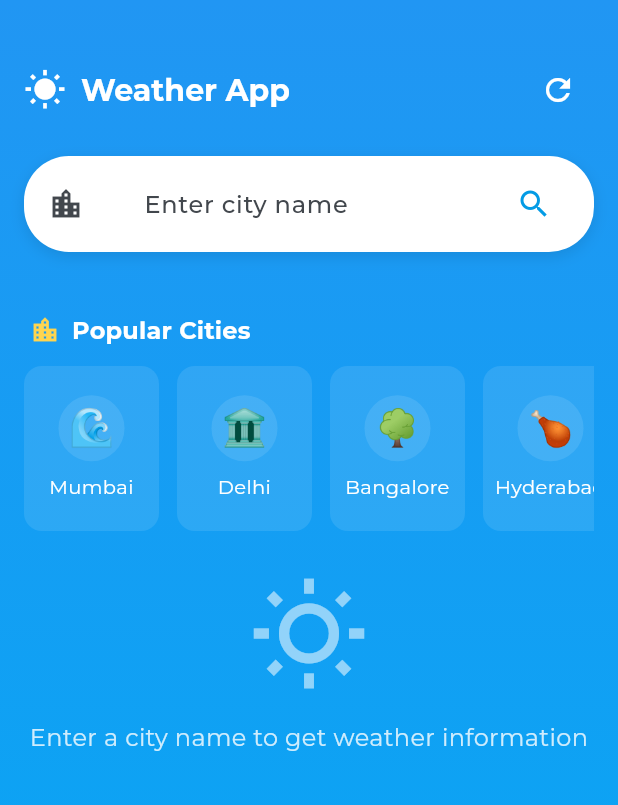
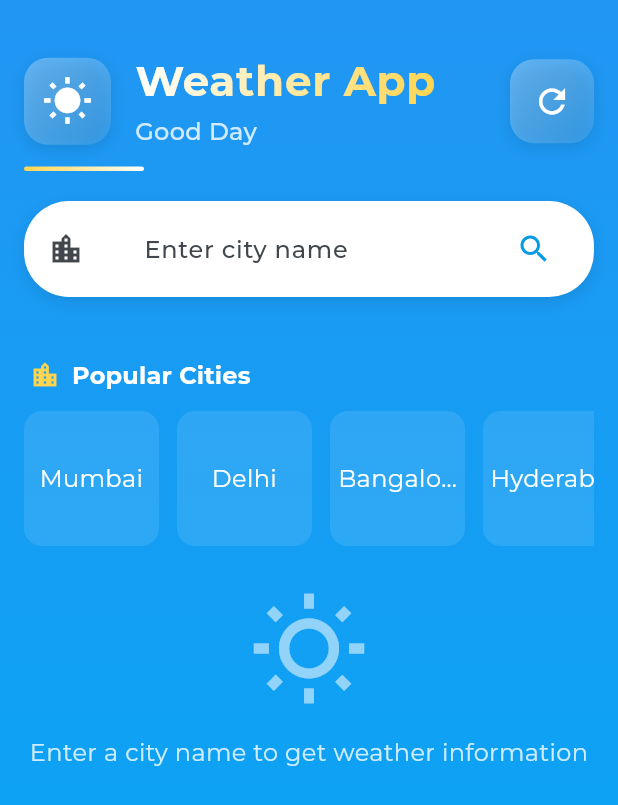
Before and after one commit to Naveenm1907/WeatherApp, a Flutter app: the screen it shows after launch, on a phone screen of 412 x 824 dp. Shown: the top 805 px of the screen. Run offline on Flutter 3.47's test engine with Material 3 defaults, Android fonts, the phone set to English and light mode, and no system bars; our stand-ins replace flutter_dotenv, google_fonts, shared_preferences.

Commit message:
ui updates

```diff
--- a/lib/src/config/env_config.dart
+++ b/lib/src/config/env_config.dart
@@ -1,11 +1,31 @@
+import 'package:flutter/foundation.dart';
 import 'package:flutter_dotenv/flutter_dotenv.dart';
 
 class EnvConfig {
+  // This is a placeholder API key for development purposes only
+  // In production, always use environment variables or secure storage
+  static const String _devApiKey = ''; // Add your dev API key here for testing
+
   static String get openWeatherApiKey {
-    return dotenv.env['OPENWEATHER_API_KEY'] ?? '';
+    final key = dotenv.env['OPENWEATHER_API_KEY'] ?? '';
+    if (key.isEmpty) {
+      debugPrint('WARNING: OpenWeather API key not found in .env file');
+      // Only use dev key in debug mode, never in production
+      return kDebugMode ? _devApiKey : '';
+    }
+    return key;
   }
 
   static Future<void> load() async {
-    await dotenv.load();
+    try {
+      await dotenv.load(fileName: '.env');
+      debugPrint('Environment configuration loaded successfully');
+    } catch (e) {
+      debugPrint('Failed to load .env file: $e');
+      // Continue without .env file in debug mode
+      if (!kDebugMode) {
+        throw Exception('Failed to load environment configuration');
+      }
+    }
   }
 }
--- a/lib/src/screens/home_screen.dart
+++ b/lib/src/screens/home_screen.dart
@@ -222,10 +222,10 @@ class _HomeScreenState extends State<HomeScreen> {
     final isDesktop = size.width > 800;
     LinearGradient backgroundGradient;
     if (_weather != null) {
-      final condition = _weather!.cond.toLowerCase();
-      if (condition.contains('rain') || condition.contains('drizzle') || condition.contains('thunderstorm')) {
+      final cond = _weather!.cond.toLowerCase();
+      if (cond.contains('rain') || cond.contains('drizzle') || cond.contains('thunderstorm')) {
         backgroundGradient = AppTheme.rainyGradient;
-      } else if (condition.contains('cloud') || condition.contains('mist') || condition.contains('fog')) {
+      } else if (cond.contains('cloud') || cond.contains('mist') || cond.contains('fog')) {
         backgroundGradient = AppTheme.cloudyGradient;
       } else {
         backgroundGradient = _isNight ? AppTheme.clearNightGradient : AppTheme.clearDayGradient;
@@ -503,32 +503,119 @@ class _HomeScreenState extends State<HomeScreen> {
   Widget _buildHeader() {
     final accentColor = AppTheme.accentLight;
 
-    return Row(
+    return Column(
+      crossAxisAlignment: CrossAxisAlignment.start,
+      children: [
+        Row(
           mainAxisAlignment: MainAxisAlignment.spaceBetween,
           children: [
             Row(
               children: [
-            Icon(
+                Container(
+                  padding: const EdgeInsets.all(12),
+                  decoration: BoxDecoration(
+                    gradient: LinearGradient(
+                      begin: Alignment.topLeft,
+                      end: Alignment.bottomRight,
+                      colors: [
+                        Colors.white.withOpacity(0.3),
+                        Colors.white.withOpacity(0.1),
+                      ],
+                    ),
+                    borderRadius: BorderRadius.circular(16),
+                    boxShadow: [
+                      BoxShadow(
+                        color: Colors.black.withOpacity(0.1),
+                        blurRadius: 8,
+                        offset: const Offset(0, 3),
+                      ),
+                    ],
+                  ),
+                  child: Icon(
                     _isNight ? Icons.nightlight_round : Icons.wb_sunny,
                     color: Colors.white,
-              size: 28,
+                    size: 34,
                   ),
-            const SizedBox(width: 10),
-            Text(
+                ),
+                const SizedBox(width: 16),
+                Column(
+                  crossAxisAlignment: CrossAxisAlignment.start,
+                  children: [
+                    ShaderMask(
+                      shaderCallback: (bounds) => LinearGradient(
+                        colors: [
+                          Colors.white,
+                          accentColor,
+                        ],
+                        begin: Alignment.topLeft,
+                        end: Alignment.bottomRight,
+                      ).createShader(bounds),
+                      child: Text(
                         'Weather App',
                         style: Theme.of(context).textTheme.headlineMedium?.copyWith(
                           color: Colors.white,
                           fontWeight: FontWeight.bold,
+                          letterSpacing: 0.5,
+                          fontSize: 28,
+                        ),
+                      ),
+                    ),
+                    const SizedBox(height: 4),
+                    Text(
+                      _isNight ? 'Good Evening' : 'Good Day',
+                      style: TextStyle(
+                        color: Colors.white.withOpacity(0.8),
+                        fontSize: 16,
+                        fontWeight: FontWeight.w500,
                       ),
                     ),
                   ],
                 ),
-        IconButton(
+              ],
+            ),
+            Container(
+              padding: const EdgeInsets.all(4),
+              decoration: BoxDecoration(
+                gradient: LinearGradient(
+                  begin: Alignment.topLeft,
+                  end: Alignment.bottomRight,
+                  colors: [
+                    Colors.white.withOpacity(0.3),
+                    Colors.white.withOpacity(0.1),
+                  ],
+                ),
+                borderRadius: BorderRadius.circular(16),
+                boxShadow: [
+                  BoxShadow(
+                    color: Colors.black.withOpacity(0.1),
+                    blurRadius: 8,
+                    offset: const Offset(0, 3),
+                  ),
+                ],
+              ),
+              child: IconButton(
                 icon: const Icon(Icons.refresh),
                 color: Colors.white,
+                iconSize: 26,
                 onPressed: () {
                   _refreshKey.currentState?.show();
                 },
+              ),
+            ),
+          ],
+        ),
+        const SizedBox(height: 12),
+        Container(
+          height: 3,
+          width: 80,
+          decoration: BoxDecoration(
+            gradient: LinearGradient(
+              colors: [accentColor, Colors.white],
+              begin: Alignment.centerLeft,
+              end: Alignment.centerRight,
+            ),
+            borderRadius: BorderRadius.circular(3),
+          ),
         ),
       ],
     );
--- a/lib/src/widgets/city_suggestions.dart
+++ b/lib/src/widgets/city_suggestions.dart
@@ -17,14 +17,14 @@ class CityChips extends StatefulWidget {
 class _CityChipsState extends State<CityChips> {
   int _selectedIndex = -1;
   static const List<Map<String, dynamic>> cities = [
-    {'name': 'Mumbai', 'emoji': '🌊', 'query': 'Mumbai', 'color': Color(0xFF039BE5)},
-    {'name': 'Delhi', 'emoji': '🏛️', 'query': 'Delhi', 'color': Color(0xFF1976D2)},
-    {'name': 'Bangalore', 'emoji': '🌳', 'query': 'Bangalore', 'color': Color(0xFF43A047)},
-    {'name': 'Hyderabad', 'emoji': '🍗', 'query': 'Hyderabad', 'color': Color(0xFF7B1FA2)},
-    {'name': 'Chennai', 'emoji': '🌊', 'query': 'Chennai', 'color': Color(0xFF0288D1)},
-    {'name': 'Kolkata', 'emoji': '🌉', 'query': 'Kolkata', 'color': Color(0xFF689F38)},
-    {'name': 'Jaipur', 'emoji': '🏰', 'query': 'Jaipur', 'color': Color(0xFFEF6C00)},
-    {'name': 'Pune', 'emoji': '🎓', 'query': 'Pune', 'color': Color(0xFF0097A7)},
+    {'name': 'Mumbai', 'query': 'Mumbai', 'color': Color(0xFF039BE5)},
+    {'name': 'Delhi', 'query': 'Delhi', 'color': Color(0xFF1976D2)},
+    {'name': 'Bangalore', 'query': 'Bangalore', 'color': Color(0xFF43A047)},
+    {'name': 'Hyderabad', 'query': 'Hyderabad', 'color': Color(0xFF7B1FA2)},
+    {'name': 'Chennai', 'query': 'Chennai', 'color': Color(0xFF0288D1)},
+    {'name': 'Kolkata', 'query': 'Kolkata', 'color': Color(0xFF689F38)},
+    {'name': 'Jaipur', 'query': 'Jaipur', 'color': Color(0xFFEF6C00)},
+    {'name': 'Pune', 'query': 'Pune', 'color': Color(0xFF0097A7)},
   ];
 
   @override
@@ -83,7 +83,7 @@ class _CityChipsState extends State<CityChips> {
 
   Widget _buildCityList() {
     return SizedBox(
-      height: 110,
+      height: 90,
       child: ListView.builder(
         scrollDirection: Axis.horizontal,
         physics: const BouncingScrollPhysics(),
@@ -127,20 +127,6 @@ class _CityChipsState extends State<CityChips> {
         child: Column(
           mainAxisAlignment: MainAxisAlignment.center,
           children: [
-            Container(
-              width: 44,
-              height: 44,
-              decoration: BoxDecoration(
-                color: isSelected ? Colors.white.withOpacity(0.3) : Colors.white.withOpacity(0.1),
-                shape: BoxShape.circle,
-              ),
-              child: Center(
-                child: Text(
-                  city['emoji'],
-                  style: const TextStyle(fontSize: 24),
-                ),
-              ),
-            ),
             const SizedBox(height: 8),
             Padding(
               padding: const EdgeInsets.symmetric(horizontal: 4),
@@ -149,13 +135,14 @@ class _CityChipsState extends State<CityChips> {
                 style: TextStyle(
                   color: Colors.white,
                   fontWeight: isSelected ? FontWeight.bold : FontWeight.normal,
-                  fontSize: 13,
+                  fontSize: 16,
                 ),
                 textAlign: TextAlign.center,
                 maxLines: 1,
                 overflow: TextOverflow.ellipsis,
               ),
             ),
+            const SizedBox(height: 8),
           ],
         ),
       ),
```
Also changed, not shown: lib/src/models/weather_model.dart (+15 -9 lines), lib/src/services/weather_service.dart (+14 -1 lines), lib/src/widgets/weather_card.dart (+27 -0 lines), assets/splash.png, 58 other files. Lines whose indentation alone changed are shown as unchanged.
